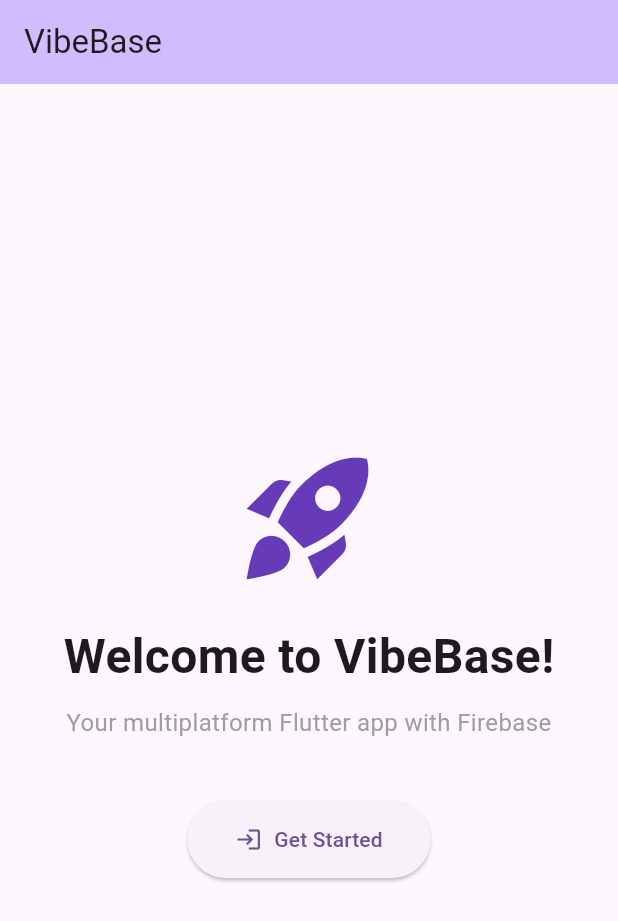
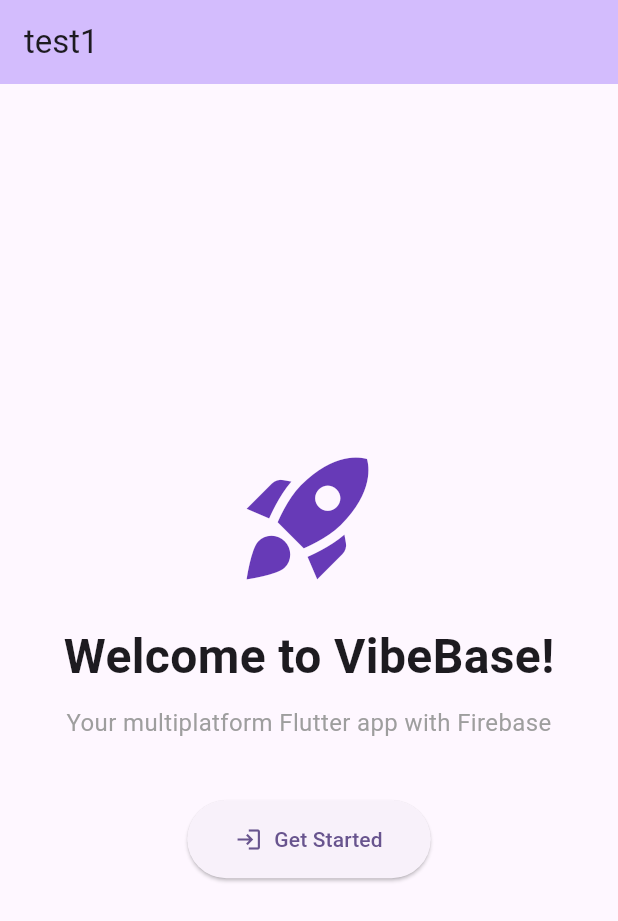
Before and after one commit to mikeapple/VibeBase, a Flutter app: the screen it shows after launch, on a phone screen of 412 x 824 dp. Shown: the top 921 px of the screen. Run offline on Flutter 3.47's test engine with Material 3 defaults, Android fonts, the phone set to English and light mode, and no system bars; our stand-ins replace cloud_firestore, firebase_auth, firebase_core; accounts and stored records are empty.

Commit message:
feat: Enhance Firebase setup and configuration process
- Improved project availability check after Firebase project creation in setup.sh, allowing for a more robust initialization process.
- Added Firebase Authentication configuration options in setup.sh, enabling Email/Password and Anonymous sign-in methods.
- Updated Android and iOS build configurations to include necessary Firebase services.
- Integrated GoogleService-Info.plist into iOS project structure for Firebase configuration.
- Updated firebase_options.dart with actual Firebase project credentials.
- Changed app title in main.dart for better identification.
- Updated dependencies in pubspec.yaml for flutter_launcher_icons and flutter_native_splash.
- Introduced reset_to_vibebase.sh script to revert project to original VibeBase template state.
- Created firebase.json for FlutterFire configuration management.

```diff
--- a/vibebase_app/lib/main.dart
+++ b/vibebase_app/lib/main.dart
@@ -37,7 +37,7 @@ class HomePage extends StatelessWidget {
     return Scaffold(
       appBar: AppBar(
         backgroundColor: Theme.of(context).colorScheme.inversePrimary,
-        title: const Text('VibeBase'),
+        title: const Text('test1'),
       ),
       body: Center(
         child: Column(
--- a/vibebase_app/pubspec.yaml
+++ b/vibebase_app/pubspec.yaml
@@ -54,8 +54,8 @@ dev_dependencies:
   flutter_lints: ^6.0.0
 
   # Development tools
-  flutter_launcher_icons: ^0.14.1
-  flutter_native_splash: ^2.4.1
+  flutter_launcher_icons: ^0.14.4
+  flutter_native_splash: ^2.4.6
 
 # For information on the generic Dart part of this file, see the
 # following page: https://dart.dev/tools/pub/pubspec
```
Also changed, not shown: vibebase_app/firebase.json (added), vibebase_app/lib/firebase_options.dart, 6 other files.
